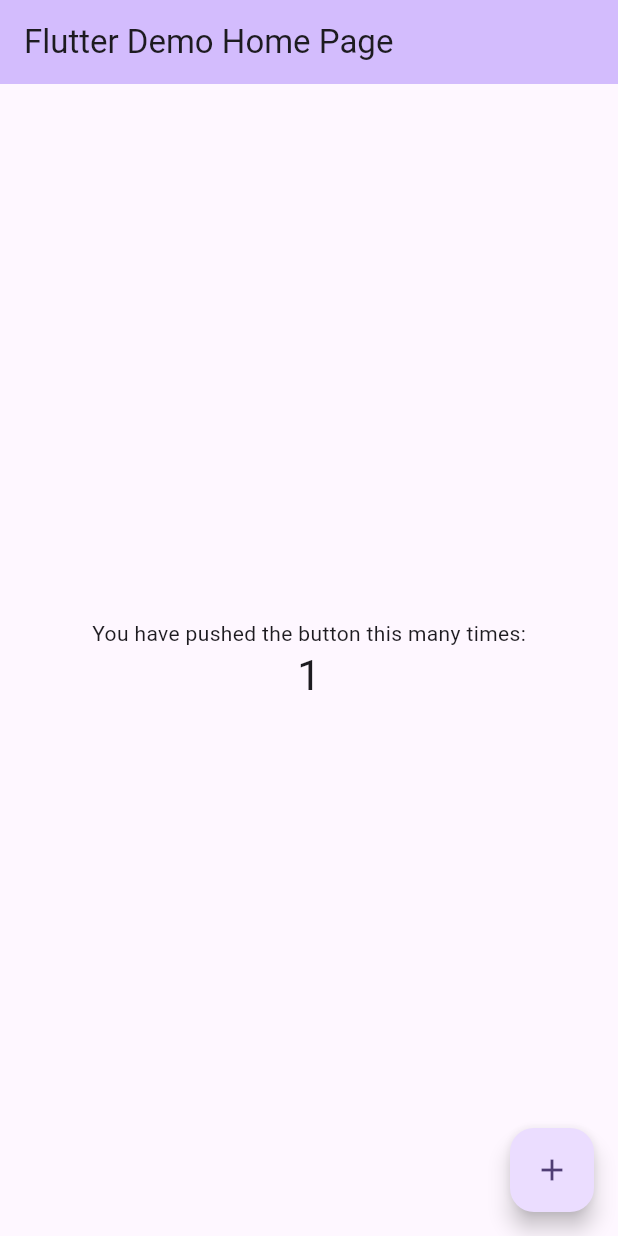
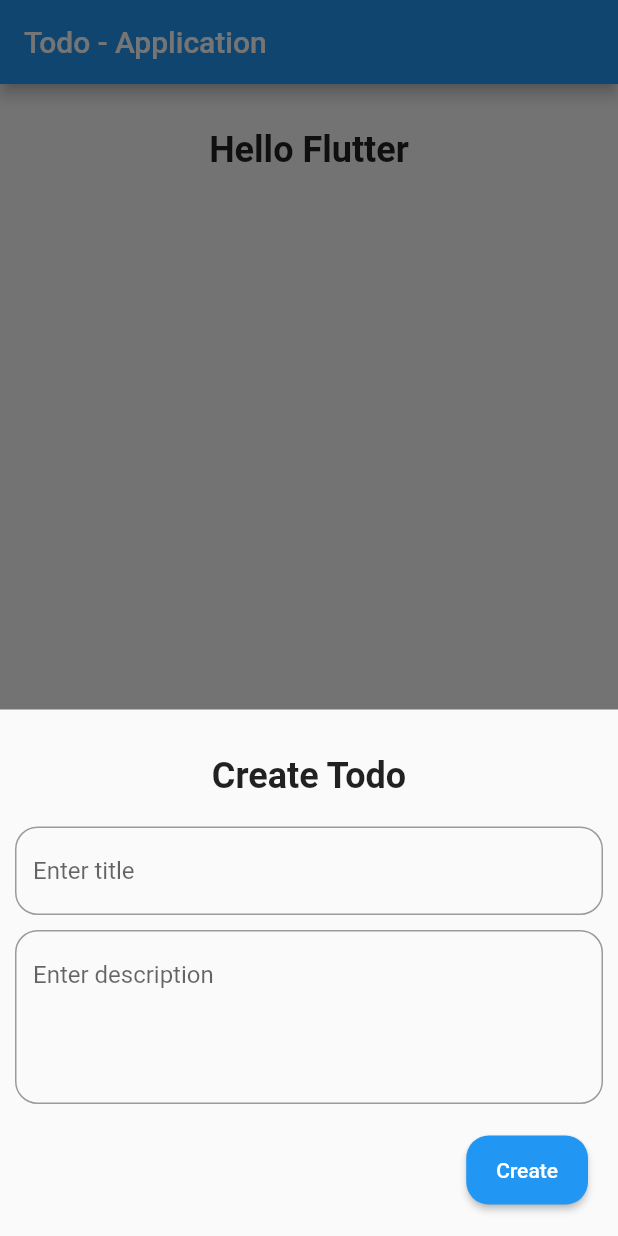
Before and after one commit to Flutter-OJT-Applications/todo_app, a Flutter app: the screen it shows after launch, after a tap on the "add" icon, on a phone screen of 412 x 824 dp. Run offline on Flutter 3.47's test engine with Material 2 defaults, Android fonts, the phone set to English and light mode, and no system bars; our stand-ins replace sqflite; accounts and stored records are empty.

Commit message:
database configuration and repository

```diff
--- /dev/null
+++ b/lib/Models/Todo/todo_model.dart
@@ -0,0 +1,15 @@
+class TodoModel {
+  int? id;
+  String title;
+  String description;
+
+  TodoModel({this.id, required this.title, required this.description});
+
+  set setId(id) => this.id = id;
+  set setTitle(title) => this.title = title;
+  set setDescription(description) => this.description = description;
+
+  factory TodoModel.fromDB(Map<String, dynamic> data){
+    return TodoModel(id: data['id'],title: data['title'], description: data['description']);
+  }
+}
--- /dev/null
+++ b/lib/Repositories/Todo/todo_repository.dart
@@ -0,0 +1,33 @@
+import 'package:todo_app/Repositories/repository.dart';
+
+import '../../Models/Todo/todo_model.dart';
+
+class TodoRepository extends CRUDRepository<TodoModel> {
+  @override
+  Future<int?> create(Map<String, Object> data) async {
+    return await database.insert('todo', data);
+  }
+
+  @override
+  Future<int?> delete(id) async {
+    return await database.delete('todo', where: 'id = ?', whereArgs: [id]);
+  }
+
+  @override
+  Future<TodoModel?> getById(id) async {
+    final data = await database.query('todo', where: 'id = ?', whereArgs: [id]);
+    if(data.isEmpty) return null;
+    return TodoModel.fromDB(data.single);
+  }
+
+  @override
+  Future<List<TodoModel>?> list() async{
+    final data = await database.query('todo');
+    return data.map((e) => TodoModel.fromDB(e)).toList();
+  }
+
+  @override
+  Future<int?> update(Map<String, Object> data) async{
+    return await database.update('todo', data);
+  }
+}
--- /dev/null
+++ b/lib/Repositories/repository.dart
@@ -0,0 +1,12 @@
+
+import 'package:sqflite/sqflite.dart';
+import 'package:todo_app/main.dart';
+
+abstract class CRUDRepository<E>{
+  Future<List<E>?>  list();
+  Future<E?> getById(id);
+  Future<int?> create(Map<String, Object> data);
+  Future<int?> update(Map<String, Object> data);
+  Future<int?> delete(id);
+  Database get database => entityManager.database;
+}
--- /dev/null
+++ b/lib/Screens/Commons/common_widget.dart
@@ -0,0 +1,45 @@
+import 'package:flutter/material.dart';
+/// #CommonWidget
+///
+/// The common widget components and it's styles
+///
+/// @author SaiZawMyint
+class CommonWidget {
+
+  /// The primary button style
+  static ButtonStyle primaryButtonStyle() => ElevatedButton.styleFrom(
+        padding: const EdgeInsets.symmetric(horizontal: 20, vertical: 15),
+        shape: RoundedRectangleBorder(
+          borderRadius: BorderRadius.circular(15),
+        ),
+        backgroundColor: Colors.blue,
+      );
+
+  /// The secondary button style
+  static ButtonStyle secondaryButtonStyle() => ElevatedButton.styleFrom(
+    padding: const EdgeInsets.symmetric(horizontal: 20, vertical: 15),
+    shape: RoundedRectangleBorder(
+      borderRadius: BorderRadius.circular(15),
+    ),
+    backgroundColor: Colors.black38,
+  );
+
+  /// The basic input style
+  static InputDecoration inputStyle({String? placeholder}) => InputDecoration(
+    hintText: placeholder??"Enter text",
+    border: OutlineInputBorder(
+      borderRadius: BorderRadius.circular(15),
+    )
+  );
+
+  /// The default title text style
+  static TextStyle titleText() => const TextStyle(
+    fontWeight: FontWeight.bold,
+    fontSize: 24,
+  );
+
+  static TextStyle secondaryTitleText() => const TextStyle(
+    fontWeight: FontWeight.bold,
+    fontSize: 20,
+  );
+}
--- /dev/null
+++ b/lib/Screens/Commons/config.dart
@@ -0,0 +1,4 @@
+
+import 'package:todo_app/Models/Todo/todo_model.dart';
+
+typedef FormSubmitCallback = Function(TodoModel model);
--- /dev/null
+++ b/lib/Screens/Todo/todo_form.dart
@@ -0,0 +1,71 @@
+import 'package:flutter/material.dart';
+import 'package:todo_app/Models/Todo/todo_model.dart';
+import 'package:todo_app/Screens/Commons/common_widget.dart';
+import 'package:todo_app/Screens/Commons/config.dart';
+
+class TodoForm extends StatelessWidget {
+  final GlobalKey<FormState> formKey;
+  final TextEditingController titleController;
+  final TextEditingController descriptionController;
+  final FormSubmitCallback onSubmit;
+  final bool isUpdate;
+
+  const TodoForm(
+      {super.key,
+      required this.formKey,
+      required this.titleController,
+      required this.descriptionController,
+      required this.isUpdate,
+      required this.onSubmit});
+
+  @override
+  Widget build(BuildContext context) {
+    return Padding(
+      padding: const EdgeInsets.all(10),
+      child: Column(
+        mainAxisSize: MainAxisSize.min,
+        children: [
+          Padding(
+            padding: const EdgeInsets.symmetric(vertical: 20),
+            child: Text(isUpdate ? 'Update Todo' : 'Create Todo',
+                style: CommonWidget.titleText()),
+          ),
+          Padding(
+            padding: const EdgeInsets.only(bottom: 10),
+            child: TextFormField(
+              controller: titleController,
+              decoration: CommonWidget.inputStyle(placeholder: 'Enter title'),
+            ),
+          ),
+          Padding(
+            padding: const EdgeInsets.only(bottom: 10),
+            child: TextFormField(
+              controller: descriptionController,
+              maxLines: 4,
+              decoration:
+                  CommonWidget.inputStyle(placeholder: 'Enter description'),
+            ),
+          ),
+          Padding(
+            padding: const EdgeInsets.all(10),
+            child: Row(
+              mainAxisAlignment: MainAxisAlignment.end,
+              children: [
+                ElevatedButton(
+                  onPressed: () {
+                    onSubmit(TodoModel(
+                      title: titleController.text,
+                      description: descriptionController.text,
+                    ));
+                  },
+                  style: CommonWidget.primaryButtonStyle(),
+                  child: Text(isUpdate ? "Update" : "Create"),
+                )
+              ],
+            ),
+          )
+        ],
+      ),
+    );
+  }
+}
--- /dev/null
+++ b/lib/Screens/home_screen.dart
@@ -0,0 +1,117 @@
+import 'package:flutter/material.dart';
+import 'package:todo_app/Screens/Commons/common_widget.dart';
+import 'package:todo_app/Screens/Todo/todo_form.dart';
+
+import '../Models/Todo/todo_model.dart';
+
+class HomeScreen extends StatefulWidget {
+  const HomeScreen({super.key});
+
+  @override
+  State<StatefulWidget> createState() => _HomeScreenState();
+}
+
+class _HomeScreenState extends State<HomeScreen> {
+  List<TodoModel> todoList = [];
+  final formKey = GlobalKey<FormState>();
+  final titleController = TextEditingController();
+  final descriptionController = TextEditingController();
+
+  @override
+  Widget build(BuildContext context) {
+    return Scaffold(
+      appBar: AppBar(
+        title: const Text("Todo - Application"),
+      ),
+      body: Column(
+        children: [
+          Padding(
+            padding: const EdgeInsets.symmetric(vertical: 30),
+            child: Text('Hello Flutter', style: CommonWidget.titleText()),
+          ),
+          Expanded(
+            child: todoList.isEmpty
+                ? const Center(
+                    child: Text('No todo list!'),
+                  )
+                : ListView.builder(
+                    itemCount: todoList.length,
+                    itemBuilder: (context, index) {
+                      var todo = todoList[index];
+                      return _todo(todo);
+                    },
+                  ),
+          )
+        ],
+      ),
+      floatingActionButton: FloatingActionButton(
+        onPressed: _showCreateBottomSheet,
+        child: const Icon(Icons.add),
+      ),
+    );
+  }
+
+  Widget _todo(TodoModel todo) {
+    return Card(
+      color: Colors.blue.shade200,
+      child: ListTile(
+        dense: true,
+        leading: const Icon(Icons.task),
+        title: Text(
+          todo.title,
+          style: CommonWidget.secondaryTitleText(),
+        ),
+        subtitle: Text(todo.description),
+        trailing: Row(
+          mainAxisSize: MainAxisSize.min,
+          children: [
+            CircleAvatar(
+              radius: 18,
+              child: IconButton(
+                onPressed: () {},
+                icon: const Icon(Icons.edit, size: 18,),
+              ),
+            ),
+            Padding(
+              padding: const EdgeInsets.only(left: 10),
+              child: CircleAvatar(
+                radius: 18,
+                backgroundColor: Colors.red,
+                child: IconButton(
+                  onPressed: () {},
+                  icon: const Icon(Icons.delete, size: 18,),
+                ),
+              ),
+            )
+          ],
+        ),
+      ),
+    );
+  }
+  void _showCreateBottomSheet() {
+    showModalBottomSheet(
+      context: context,
+      builder: (context) {
+        return SingleChildScrollView(
+          child: Padding(
+            padding: EdgeInsets.only(
+                bottom: MediaQuery.of(context).viewInsets.bottom),
+            child: TodoForm(
+              formKey: formKey,
+              titleController: titleController,
+              descriptionController: descriptionController,
+              isUpdate: false,
+              onSubmit: (model) {
+                model.setId = UniqueKey().hashCode;
+                setState(() {
+                  todoList.add(model);
+                });
+                Navigator.of(context).pop();
+              },
+            ),
+          ),
+        );
+      },
+    );
+  }
+}
--- /dev/null
+++ b/lib/Services/Commons/entity_service.dart
@@ -0,0 +1,19 @@
+import 'package:sqflite/sqflite.dart';
+import 'package:path/path.dart';
+
+class EntityService {
+  late Database _database;
+
+  EntityService();
+
+  Future<void> initialize() async {
+    var databasePath = await getDatabasesPath();
+    String path = join(databasePath, 'todo.db');
+    _database = await openDatabase(path, version: 1, onCreate: _onDbCreate);
+  }
+  Future<void> _onDbCreate(Database db, int version) async{
+    await db.execute(
+        'CREATE TABLE IF NOT EXISTS todo (id INTEGER PRIMARY KEY, title VARCHAR(50), description TEXT, created_at TIMESTAMP DEFAULT CURRENT_TIMESTAMP, updated_at TIMESTAMP DEFAULT CURRENT_TIMESTAMP)');
+  }
+  get database => _database;
+}
--- /dev/null
+++ b/lib/Services/Todo/todo_service.dart
@@ -0,0 +1,11 @@
+
+import 'package:todo_app/Repositories/Todo/todo_repository.dart';
+import 'package:todo_app/Repositories/repository.dart';
+
+class TodoService{
+  late CRUDRepository _repository;
+  TodoService(){
+    _repository = TodoRepository();
+  }
+
+}
--- a/lib/main.dart
+++ b/lib/main.dart
@@ -1,125 +1,23 @@
 import 'package:flutter/material.dart';
+import 'package:todo_app/Screens/home_screen.dart';
+import 'package:todo_app/Services/Commons/entity_service.dart';
 
-void main() {
-  runApp(const MyApp());
+final entityManager = EntityService();
+
+void main() async{
+  WidgetsFlutterBinding.ensureInitialized();
+  await entityManager.initialize();
+  runApp(const TodoApp());
 }
 
-class MyApp extends StatelessWidget {
-  const MyApp({super.key});
+class TodoApp extends StatelessWidget{
+  const TodoApp({super.key});
 
-  // This widget is the root of your application.
   @override
   Widget build(BuildContext context) {
-    return MaterialApp(
-      title: 'Flutter Demo',
-      theme: ThemeData(
-        // This is the theme of your application.
-        //
-        // TRY THIS: Try running your application with "flutter run". You'll see
-        // the application has a blue toolbar. Then, without quitting the app,
-        // try changing the seedColor in the colorScheme below to Colors.green
-        // and then invoke "hot reload" (save your changes or press the "hot
-        // reload" button in a Flutter-supported IDE, or press "r" if you used
-        // the command line to start the app).
-        //
-        // Notice that the counter didn't reset back to zero; the application
-        // state is not lost during the reload. To reset the state, use hot
-        // restart instead.
-        //
-        // This works for code too, not just values: Most code changes can be
-        // tested with just a hot reload.
-        colorScheme: ColorScheme.fromSeed(seedColor: Colors.deepPurple),
-        useMaterial3: true,
-      ),
-      home: const MyHomePage(title: 'Flutter Demo Home Page'),
+    return const MaterialApp(
+      title: 'Todo Application',
+      home: HomeScreen(),
     );
   }
 }
-
-class MyHomePage extends StatefulWidget {
-  const MyHomePage({super.key, required this.title});
-
-  // This widget is the home page of your application. It is stateful, meaning
-  // that it has a State object (defined below) that contains fields that affect
-  // how it looks.
-
-  // This class is the configuration for the state. It holds the values (in this
-  // case the title) provided by the parent (in this case the App widget) and
-  // used by the build method of the State. Fields in a Widget subclass are
-  // always marked "final".
-
-  final String title;
-
-  @override
-  State<MyHomePage> createState() => _MyHomePageState();
-}
-
-class _MyHomePageState extends State<MyHomePage> {
-  int _counter = 0;
-
-  void _incrementCounter() {
-    setState(() {
-      // This call to setState tells the Flutter framework that something has
-      // changed in this State, which causes it to rerun the build method below
-      // so that the display can reflect the updated values. If we changed
-      // _counter without calling setState(), then the build method would not be
-      // called again, and so nothing would appear to happen.
-      _counter++;
-    });
-  }
-
-  @override
-  Widget build(BuildContext context) {
-    // This method is rerun every time setState is called, for instance as done
-    // by the _incrementCounter method above.
-    //
-    // The Flutter framework has been optimized to make rerunning build methods
-    // fast, so that you can just rebuild anything that needs updating rather
-    // than having to individually change instances of widgets.
-    return Scaffold(
-      appBar: AppBar(
-        // TRY THIS: Try changing the color here to a specific color (to
-        // Colors.amber, perhaps?) and trigger a hot reload to see the AppBar
-        // change color while the other colors stay the same.
-        backgroundColor: Theme.of(context).colorScheme.inversePrimary,
-        // Here we take the value from the MyHomePage object that was created by
-        // the App.build method, and use it to set our appbar title.
-        title: Text(widget.title),
-      ),
-      body: Center(
-        // Center is a layout widget. It takes a single child and positions it
-        // in the middle of the parent.
-        child: Column(
-          // Column is also a layout widget. It takes a list of children and
-          // arranges them vertically. By default, it sizes itself to fit its
-          // children horizontally, and tries to be as tall as its parent.
-          //
-          // Column has various properties to control how it sizes itself and
-          // how it positions its children. Here we use mainAxisAlignment to
-          // center the children vertically; the main axis here is the vertical
-          // axis because Columns are vertical (the cross axis would be
-          // horizontal).
-          //
-          // TRY THIS: Invoke "debug painting" (choose the "Toggle Debug Paint"
-          // action in the IDE, or press "p" in the console), to see the
-          // wireframe for each widget.
-          mainAxisAlignment: MainAxisAlignment.center,
-          children: <Widget>[
-            const Text(
-              'You have pushed the button this many times:',
-            ),
-            Text(
-              '$_counter',
-              style: Theme.of(context).textTheme.headlineMedium,
-            ),
-          ],
-        ),
-      ),
-      floatingActionButton: FloatingActionButton(
-        onPressed: _incrementCounter,
-        tooltip: 'Increment',
-        child: const Icon(Icons.add),
-      ), // This trailing comma makes auto-formatting nicer for build methods.
-    );
-  }
-}
--- a/pubspec.yaml
+++ b/pubspec.yaml
@@ -35,6 +35,8 @@ dependencies:
   # The following adds the Cupertino Icons font to your application.
   # Use with the CupertinoIcons class for iOS style icons.
   cupertino_icons: ^1.0.2
+  sqflite: ^2.2.8+4
+  path: ^1.8.3
 
 dev_dependencies:
   flutter_test:
```
Also changed, not shown: lib/Screens/Commons/todo_tile.dart (added, +65 -0 lines), pubspec.lock, 2 other files.
